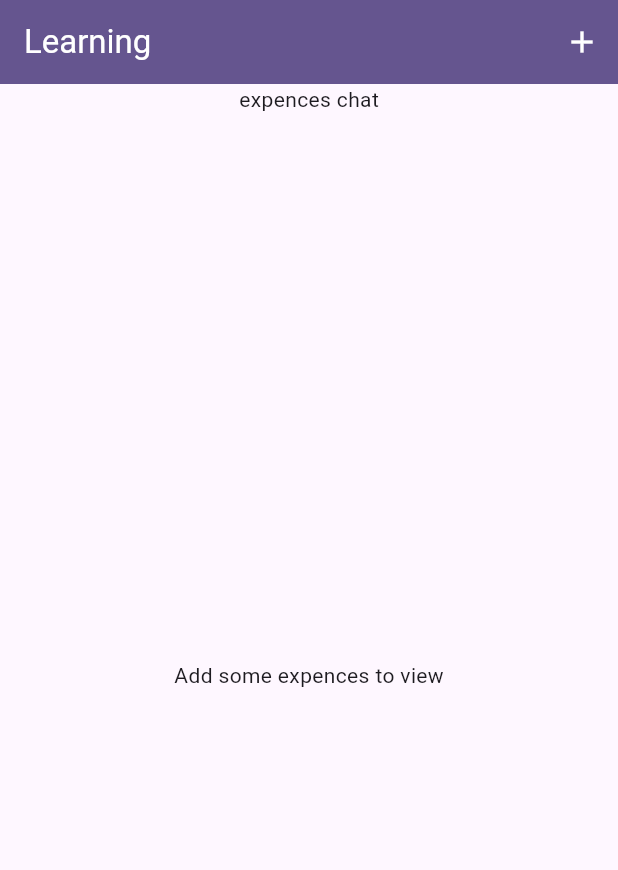
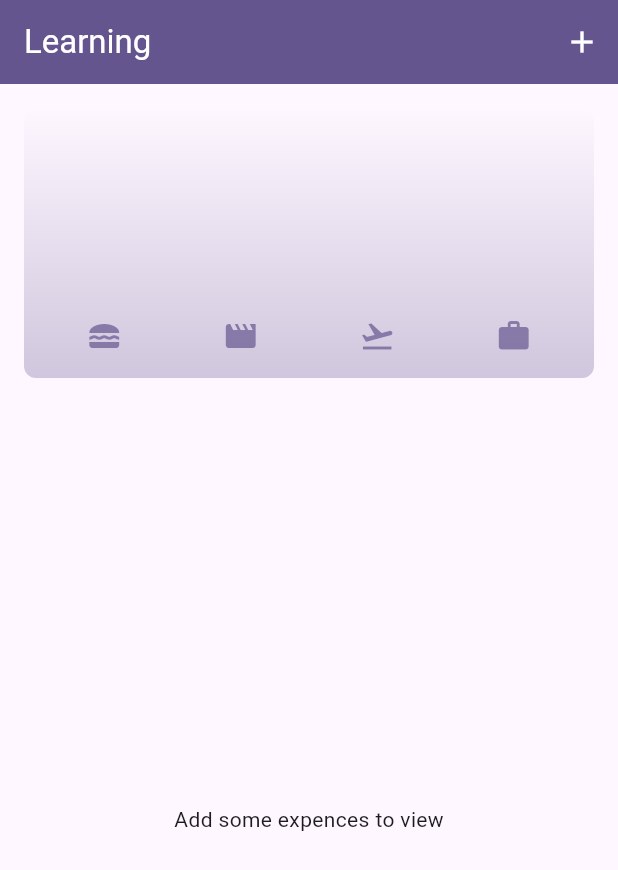
Before and after one commit to dineswarareddy/Flutter_Learning, a Flutter app: the screen it shows after launch, on a phone screen of 412 x 824 dp. Shown: the top 870 px of the screen. Run offline on Flutter 3.47's test engine with Material 3 defaults, Android fonts, the light colour scheme and no system bars; our stand-ins replace google_fonts.

Commit message:
Added feature to show chart based on expences.

```diff
--- /dev/null
+++ b/expence_tracker/lib/widgets/charts/chart.dart
@@ -0,0 +1,97 @@
+import 'package:expence_tracker/models/expences_model.dart';
+import 'package:flutter/material.dart';
+
+import 'chart_bar.dart';
+import 'package:expence_tracker/widgets/expences/expences.dart';
+
+
+class Chart extends StatelessWidget {
+  const Chart({super.key, required this.expenses});
+
+  final List<ExpencesModel> expenses;
+
+  List<ExpensesBucket> get buckets {
+    return [
+      ExpensesBucket.forCategory(expenses, ExpencesCategory.food),
+      ExpensesBucket.forCategory(expenses, ExpencesCategory.leisure),
+      ExpensesBucket.forCategory(expenses, ExpencesCategory.travel),
+      ExpensesBucket.forCategory(expenses, ExpencesCategory.work),
+    ];
+  }
+
+  double get maxTotalExpense {
+    double maxTotalExpense = 0;
+
+    for (final bucket in buckets) {
+      if (bucket.totalExpencesAmount > maxTotalExpense) {
+        maxTotalExpense = bucket.totalExpencesAmount;
+      }
+    }
+
+    return maxTotalExpense;
+  }
+
+  @override
+  Widget build(BuildContext context) {
+    final isDarkMode =
+        MediaQuery.of(context).platformBrightness == Brightness.dark;
+    return Container(
+      margin: const EdgeInsets.all(16),
+      padding: const EdgeInsets.symmetric(
+        vertical: 16,
+        horizontal: 8,
+      ),
+      width: double.infinity,
+      height: 180,
+      decoration: BoxDecoration(
+        borderRadius: BorderRadius.circular(8),
+        gradient: LinearGradient(
+          colors: [
+            Theme.of(context).colorScheme.primary.withOpacity(0.3),
+            Theme.of(context).colorScheme.primary.withOpacity(0.0)
+          ],
+          begin: Alignment.bottomCenter,
+          end: Alignment.topCenter,
+        ),
+      ),
+      child: Column(
+        children: [
+          Expanded(
+            child: Row(
+              crossAxisAlignment: CrossAxisAlignment.end,
+              children: [
+                for (final bucket in buckets) // alternative to map()
+                  ChartBar(
+                    fill: bucket.totalExpencesAmount == 0
+                        ? 0
+                        : bucket.totalExpencesAmount / maxTotalExpense,
+                  )
+              ],
+            ),
+          ),
+          const SizedBox(height: 12),
+          Row(
+            children: buckets
+                .map(
+                  (bucket) => Expanded(
+                    child: Padding(
+                      padding: const EdgeInsets.symmetric(horizontal: 4),
+                      child: Icon(
+                        categoryIcons[bucket.category],
+                        color: isDarkMode
+                            ? Theme.of(context).colorScheme.secondary
+                            : Theme.of(context)
+                                .colorScheme
+                                .primary
+                                .withOpacity(0.7),
+                      ),
+                    ),
+                  ),
+                )
+                .toList(),
+          )
+        ],
+      ),
+    );
+  }
+}
--- a/expence_tracker/lib/widgets/expences/expences.dart
+++ b/expence_tracker/lib/widgets/expences/expences.dart
@@ -1,7 +1,17 @@
 import 'package:expence_tracker/models/expences_model.dart';
+import 'package:expence_tracker/widgets/charts/chart.dart';
 import 'package:expence_tracker/widgets/new_expence/new_expence.dart';
 import 'package:flutter/material.dart';
 import 'package:expence_tracker/widgets/expences_list/expences_list_view.dart';
+
+class Test {
+  String a;
+  String b;
+
+  Test({ required this.a, required this.b });
+
+  Test.withDefaultA({required this.a}) : b = 'name';
+}
 
 class Expences extends StatefulWidget {
   const Expences({super.key});
@@ -120,10 +130,34 @@ class _ExpcensState extends State<Expences> {
       ),
       body: Column(
         children: [
-          const Text('expences chat'),
+          Chart(expenses: expences),
           Expanded(child: contentToDisplay),
         ],
       ),
     );
   }
 }
+
+
+class ExpensesBucket {
+  ExpensesBucket(
+    {
+    required this.category,
+    required this.expences,
+    });
+
+  ExpensesBucket.forCategory(List<ExpencesModel> allExpenses, this.category)
+  : expences = allExpenses.where((expence) => expence.category == category)
+  .toList();
+
+  final ExpencesCategory category;
+  final List<ExpencesModel> expences;
+
+  double get totalExpencesAmount {
+    double total = 0;
+    for (final eachExpence in expences) {
+      total += eachExpence.amount;
+    }
+    return total;
+  }
+}
--- a/expence_tracker/lib/widgets/expences_list/expences_list_view.dart
+++ b/expence_tracker/lib/widgets/expences_list/expences_list_view.dart
@@ -30,12 +30,13 @@ class _ExpencesListState extends State<ExpencesList> {
         key: ValueKey(widget.expencesList[index].id),
         onDismissed: (direction) => {
           if(direction == DismissDirection.endToStart) {
+            print('converting food enum to string ${ExpencesCategory.food.toString}'),
             print('it entered inside endToStart direction'),
             widget.removeExpence(widget.expencesList[index]),
           } else if(direction == DismissDirection.startToEnd) {
             print('it entered inside startToEnd direction')
           }
         },
-        child: ExpencesListCell(expencesModel: widget.expencesList[index],)));
+        child: ExpencesListCell(expencesModel: widget.expencesList[index])));
   }
 }
```
Also changed, not shown: expence_tracker/lib/main.dart (+15 -0 lines), expence_tracker/lib/widgets/charts/chart_bar.dart (added, +34 -0 lines).
